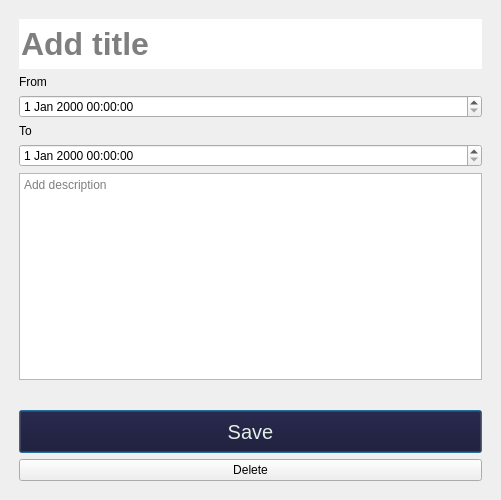
This is tudu/forms/addtaskformweekly.ui in SaraKapetinic/VerificationTuduProject as Qt 5 draws it before an edit. The edited form follows.
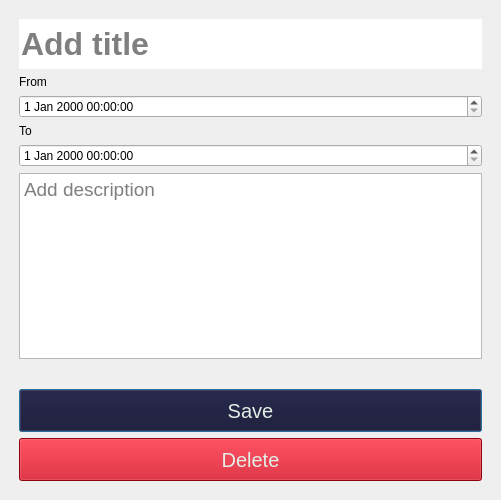
This is the edited form.

Commit message: Comment code, refactor code, fix minor bugs and tweak design

What changed in the file:
```diff
--- a/tudu/forms/addtaskformweekly.ui
+++ b/tudu/forms/addtaskformweekly.ui
@@ -140,13 +140,6 @@
          </property>
         </widget>
        </item>
-       <item row="10" column="0">
-        <widget class="QPlainTextEdit" name="taskDesc">
-         <property name="placeholderText">
-          <string>Add description</string>
-         </property>
-        </widget>
-       </item>
        <item row="1" column="0">
         <widget class="QLabel" name="label_4">
          <property name="text">
@@ -156,6 +149,12 @@
        </item>
        <item row="13" column="0">
         <widget class="QPushButton" name="pbDeleteTask">
+         <property name="styleSheet">
+          <string notr="true">background-color: #C20114;
+color: #e1efe6;
+height: 35px;
+font-size: 20px;</string>
+         </property>
          <property name="text">
           <string>Delete</string>
          </property>
```
Left out of the diff: 6 changed lines with no effect on the pictures. The commit also changes 4 other files.
